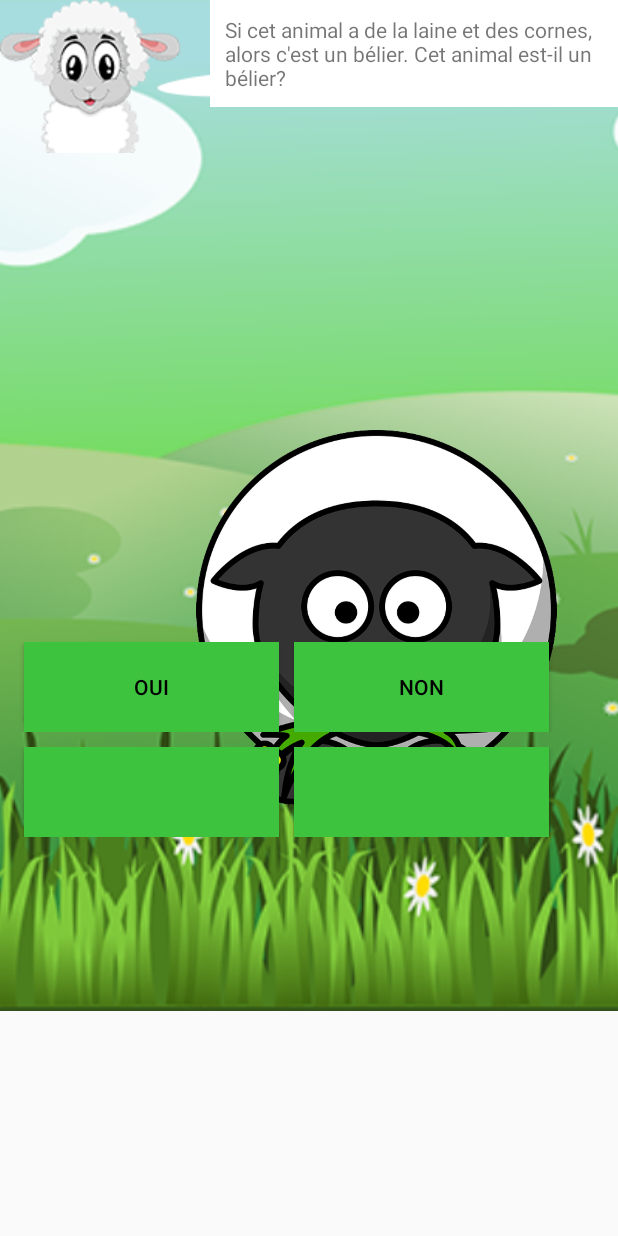
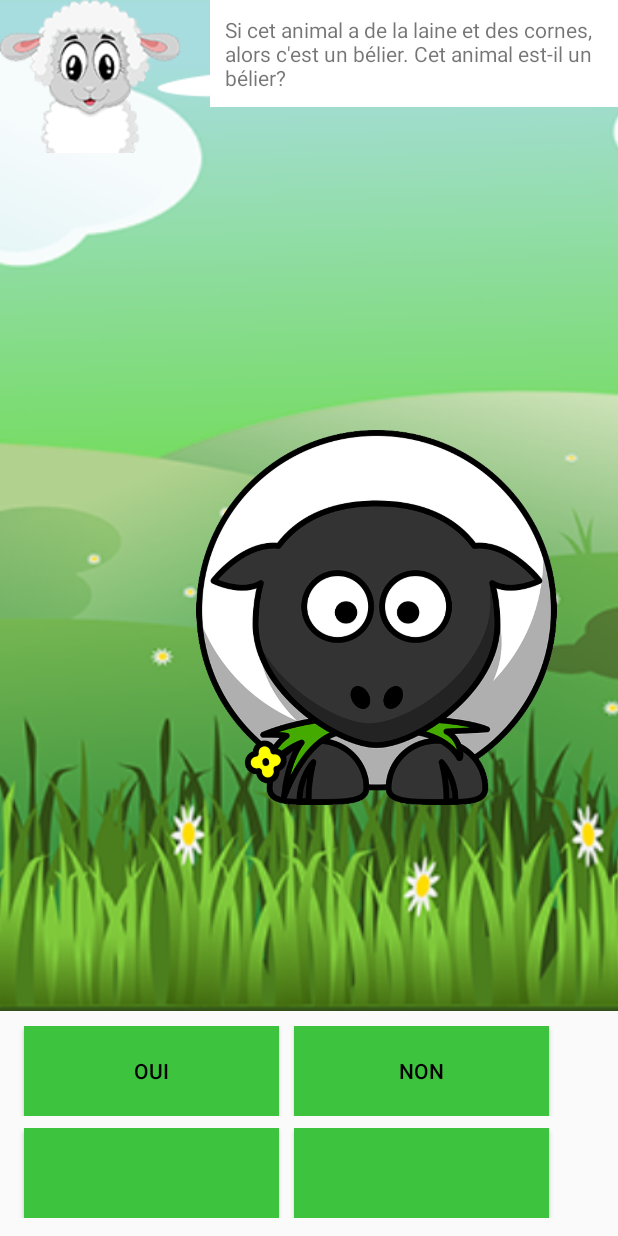
Before and after one commit to codlab/BaseCodeCesi, an Android app: the screen it shows after launch (QuestionActivity), on a phone screen of 412 x 824 dp. Run offline under Robolectric (Android 15) with nearby library versions, the phone set to English and light mode, and no system bars.

Commit message:
bouton déplacés

```diff
--- a/app/src/main/res/layout/fragment_question_fragment.xml
+++ b/app/src/main/res/layout/fragment_question_fragment.xml
@@ -74,7 +74,8 @@
     <LinearLayout
         android:layout_width="match_parent"
         android:layout_height="wrap_content"
-        android:layout_marginTop="428dp"
+        android:layout_gravity="bottom"
+        android:layout_marginBottom="80dp"
         >
 
         <Button
@@ -102,7 +103,8 @@
     <LinearLayout
         android:layout_width="match_parent"
         android:layout_height="wrap_content"
-        android:layout_marginTop="498dp"
+        android:layout_gravity="bottom"
+        android:layout_marginBottom="12dp"
         >
 
         <Button
```
